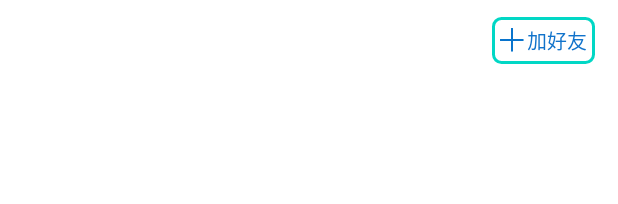
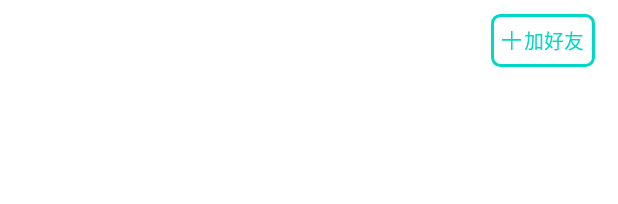
Before and after one commit to huangmingliang/IM_Demo2, an Android app: the layout item_profile_summary.xml on its own in the app's theme, with its tools: preview values and no code run, on a phone screen of 412 x 824 dp. Shown: the top 204 px of the screen. Run offline under Robolectric (Android 15) with nearby library versions, the phone set to English and light mode, and no system bars.

Commit message:
更换了加好友图标

```diff
--- a/app/src/main/res/layout/item_profile_summary.xml
+++ b/app/src/main/res/layout/item_profile_summary.xml
@@ -47,14 +47,14 @@
             android:layout_height="wrap_content"
             android:layout_centerVertical="true"
             android:layout_alignParentEnd="true"
-            android:drawableStart="@drawable/ic_add_more"
-            android:textColor="@color/text_blue1"
+            android:drawableStart="@drawable/ic_add_friend_green"
+            android:textColor="@color/green"
             android:layout_centerInParent="true"
             android:gravity="center"
             android:drawablePadding="2dp"
             android:background="@drawable/bg_add"
             android:textSize="@dimen/item_message_size"
-            android:padding="5dp"
+            android:padding="7dp"
             android:layout_marginRight="@dimen/item_margin_right"
             android:text="加好友"/>
     </RelativeLayout>
```
Also changed, not shown: app/src/main/res/drawable-xxhdpi/ic_add_friend_green.png (added).
